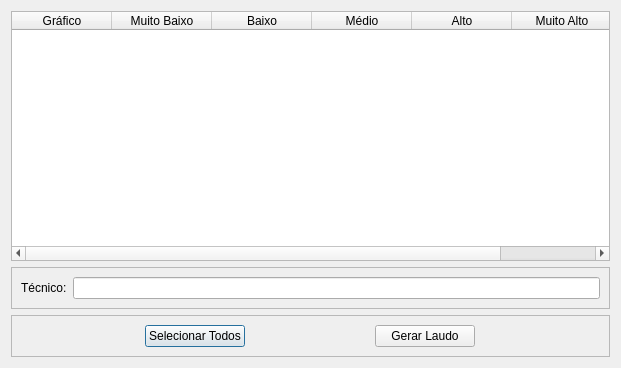
First picture: the form in interface/qt_files/generate_report.ui, repository Marsango/GAIA, before the edit.
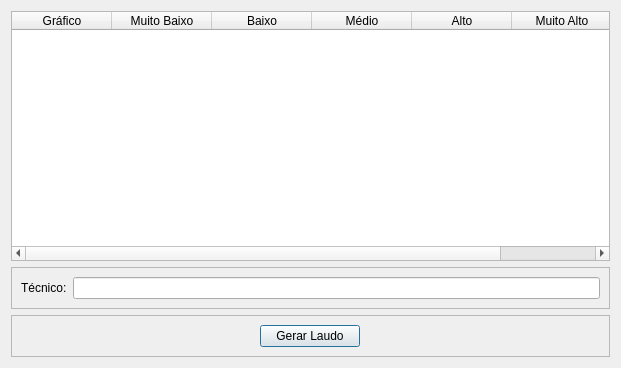
Second picture: the form after the edit.

Diff of the .ui file:
```diff
--- a/interface/qt_files/generate_report.ui
+++ b/interface/qt_files/generate_report.ui
@@ -79,19 +79,6 @@
       <enum>QFrame::Raised</enum>
      </property>
      <layout class="QHBoxLayout" name="horizontalLayout">
-      <item>
-       <widget class="QPushButton" name="select_all">
-        <property name="maximumSize">
-         <size>
-          <width>100</width>
-          <height>300</height>
-         </size>
-        </property>
-        <property name="text">
-         <string>Selecionar Todos</string>
-        </property>
-       </widget>
-      </item>
       <item>
        <widget class="QPushButton" name="generate_report">
         <property name="maximumSize">
```
